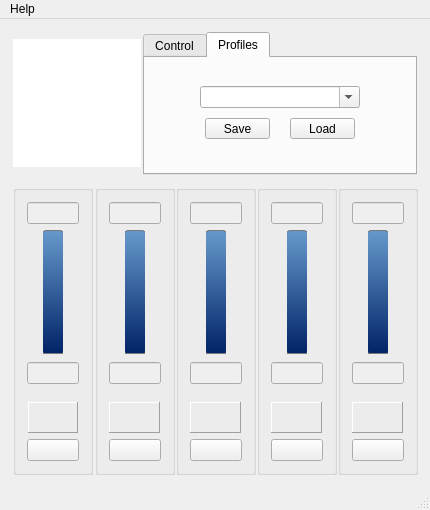
The window that gui_mainwindow.ui (Shub77/phoebetria-code) describes before a commit, drawn with Qt 5.
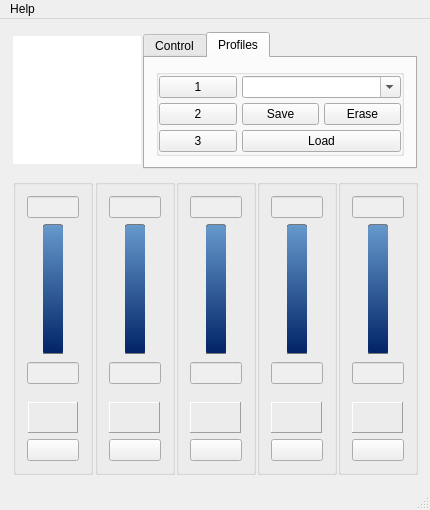
The same window after the commit. Icons and pictures are not drawn.

Commit message: added erase profile function and renamed some private variables for consistency

```diff
--- a/gui_mainwindow.ui
+++ b/gui_mainwindow.ui
@@ -502,61 +502,25 @@
          </attribute>
          <layout class="QHBoxLayout" name="horizontalLayout_8">
           <item>
-           <layout class="QHBoxLayout" name="horizontalLayout_21" stretch="0,0,0">
-            <property name="spacing">
-             <number>30</number>
-            </property>
-            <property name="margin">
-             <number>12</number>
-            </property>
-            <item>
-             <spacer name="horizontalSpacer">
-              <property name="orientation">
-               <enum>Qt::Horizontal</enum>
-              </property>
-              <property name="sizeHint" stdset="0">
-               <size>
-                <width>40</width>
-                <height>5</height>
-               </size>
-              </property>
-             </spacer>
-            </item>
-            <item>
+           <widget class="QGroupBox" name="ProfileGroupBox">
              <layout class="QVBoxLayout" name="verticalLayout_6">
               <property name="spacing">
-               <number>5</number>
+              <number>0</number>
               </property>
               <property name="margin">
-               <number>5</number>
+              <number>0</number>
               </property>
               <item>
-               <widget class="QComboBox" name="ctrl_PresetName">
-                <property name="minimumSize">
-                 <size>
-                  <width>155</width>
-                  <height>0</height>
-                 </size>
-                </property>
-                <property name="editable">
-                 <bool>true</bool>
-                </property>
-               </widget>
-              </item>
-              <item>
-               <layout class="QHBoxLayout" name="horizontalLayout_39">
+              <layout class="QGridLayout" name="gridLayout">
                 <property name="spacing">
-                 <number>20</number>
-                </property>
-                <property name="margin">
                  <number>5</number>
                 </property>
-                <item>
+               <item row="2" column="1">
                  <widget class="QPushButton" name="ctrl_SavePreset">
                   <property name="maximumSize">
                    <size>
-                    <width>65</width>
-                    <height>21</height>
+                   <width>16777215</width>
+                   <height>16777215</height>
                    </size>
                   </property>
                   <property name="toolTip">
@@ -571,12 +535,54 @@
                   </property>
                  </widget>
                 </item>
-                <item>
+               <item row="2" column="2">
+                <widget class="QPushButton" name="ctrl_ErasePreset">
+                 <property name="minimumSize">
+                  <size>
+                   <width>0</width>
+                   <height>0</height>
+                  </size>
+                 </property>
+                 <property name="maximumSize">
+                  <size>
+                   <width>16777215</width>
+                   <height>16777215</height>
+                  </size>
+                 </property>
+                 <property name="text">
+                  <string>Erase</string>
+                 </property>
+                 <property name="icon">
+                  <iconset resource="gui_resources.qrc">
+                   <normaloff>:/Images/profile_erase.png</normaloff>:/Images/profile_erase.png</iconset>
+                 </property>
+                </widget>
+               </item>
+               <item row="0" column="1" colspan="2" alignment="Qt::AlignTop">
+                <widget class="QComboBox" name="ctrl_PresetName">
+                 <property name="minimumSize">
+                  <size>
+                   <width>0</width>
+                   <height>0</height>
+                  </size>
+                 </property>
+                 <property name="maximumSize">
+                  <size>
+                   <width>16777215</width>
+                   <height>16777215</height>
+                  </size>
+                 </property>
+                 <property name="editable">
+                  <bool>true</bool>
+                 </property>
+                </widget>
+               </item>
+               <item row="4" column="1" colspan="2">
                  <widget class="QPushButton" name="ctrl_LoadPreset">
                   <property name="maximumSize">
                    <size>
-                    <width>65</width>
-                    <height>21</height>
+                   <width>16777215</width>
+                   <height>16777215</height>
                    </size>
                   </property>
                   <property name="toolTip">
@@ -594,24 +600,43 @@
                   </property>
                  </widget>
                 </item>
-               </layout>
-              </item>
-             </layout>
-            </item>
-            <item>
-             <spacer name="horizontalSpacer_2">
-              <property name="orientation">
-               <enum>Qt::Horizontal</enum>
-              </property>
-              <property name="sizeHint" stdset="0">
+               <item row="0" column="0">
+                <widget class="QPushButton" name="ctrl_Preset1">
+                 <property name="maximumSize">
+                  <size>
+                   <width>16777215</width>
+                   <height>16777215</height>
+                  </size>
+                 </property>
+                 <property name="text">
+                  <string>1</string>
+                 </property>
+                </widget>
+               </item>
+               <item row="2" column="0">
+                <widget class="QPushButton" name="ctrl_Preset2">
+                 <property name="maximumSize">
                <size>
-                <width>40</width>
-                <height>5</height>
-               </size>
-              </property>
-             </spacer>
-            </item>
-           </layout>
+                   <width>16777215</width>
+                   <height>16777215</height>
+                  </size>
+                 </property>
+                 <property name="text">
+                  <string>2</string>
+                 </property>
+                </widget>
+               </item>
+               <item row="4" column="0">
+                <widget class="QPushButton" name="ctrl_Preset3">
+                 <property name="text">
+                  <string>3</string>
+                 </property>
+                </widget>
+               </item>
+              </layout>
+             </item>
+            </layout>
+           </widget>
           </item>
          </layout>
         </widget>
@@ -661,7 +686,7 @@
               <bool>false</bool>
              </property>
              <property name="sizePolicy">
-              <sizepolicy hsizetype="Minimum" vsizetype="Fixed">
+              <sizepolicy hsizetype="Expanding" vsizetype="Fixed">
                <horstretch>0</horstretch>
                <verstretch>0</verstretch>
               </sizepolicy>
```
Left out of the diff: 35 changed lines with no effect on the pictures. Lines whose indentation alone changed are shown as unchanged. The commit also changes 8 other files.
